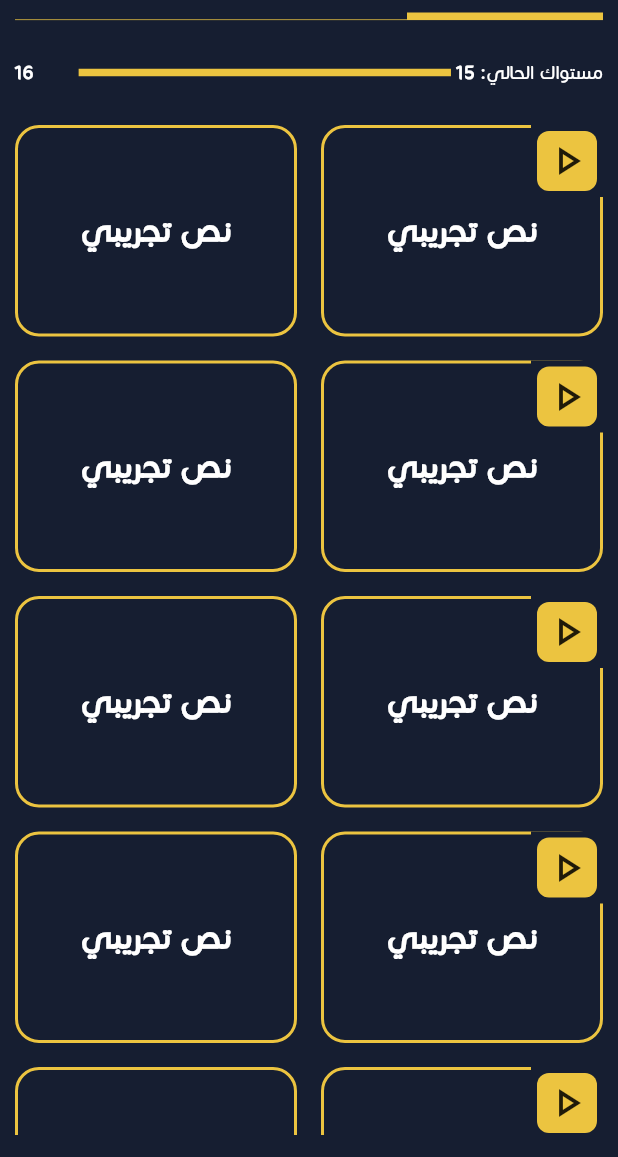
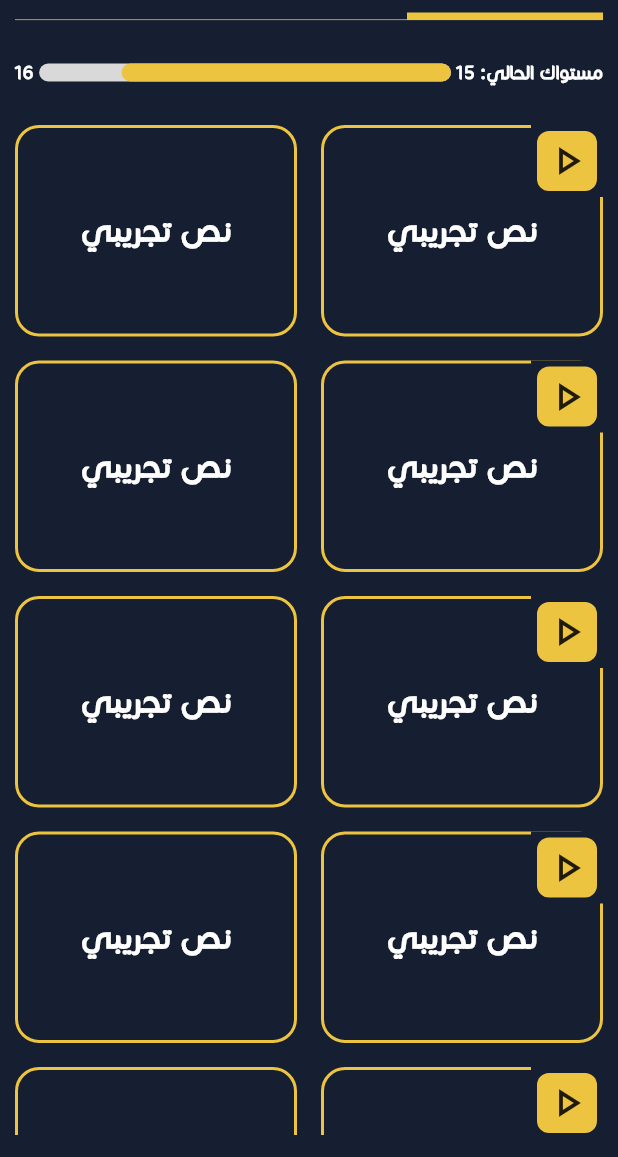
Before and after one commit to TechToc-Solution/mk_academy, a Flutter app: the UnitsPage screen opened by its route, on a phone screen of 412 x 824 dp, the part 79-1236 px from its top. Run offline on Flutter 3.47's test engine with Material 3 defaults, Android fonts, the phone set to English and light mode, and no system bars; our stand-ins replace awesome_dialog, carousel_slider, dio, firebase_core, firebase_messaging, flutter_bloc and 6 more; accounts and stored records are empty.

Commit message:
edit level bar

```diff
--- a/lib/core/widgets/custom_level_bar.dart
+++ b/lib/core/widgets/custom_level_bar.dart
@@ -13,21 +13,22 @@ class customLevelBar extends StatelessWidget {
       children: [
         Text(
           "current_level".tr(context) + ": ",
-          style: TextStyle(color: Colors.white),
+          style: TextStyle(color: Colors.white, fontWeight: FontWeight.bold),
         ),
         Text(
           "15 ",
           style: TextStyle(color: Colors.white, fontWeight: FontWeight.bold),
         ),
         Expanded(
-          child: Divider(
-            endIndent: 30,
-            thickness: 5,
-            color: AppColors.primaryColors,
-          ),
-        ),
+            child: LinearProgressIndicator(
+          value: 1200 / 1500,
+          backgroundColor: AppColors.avatarColor,
+          valueColor: AlwaysStoppedAnimation<Color>(AppColors.primaryColors),
+          minHeight: 12,
+          borderRadius: BorderRadius.circular(10),
+        )),
         Text(
-          "16",
+          " 16",
           style: TextStyle(color: Colors.white, fontWeight: FontWeight.bold),
         ),
       ],
```
